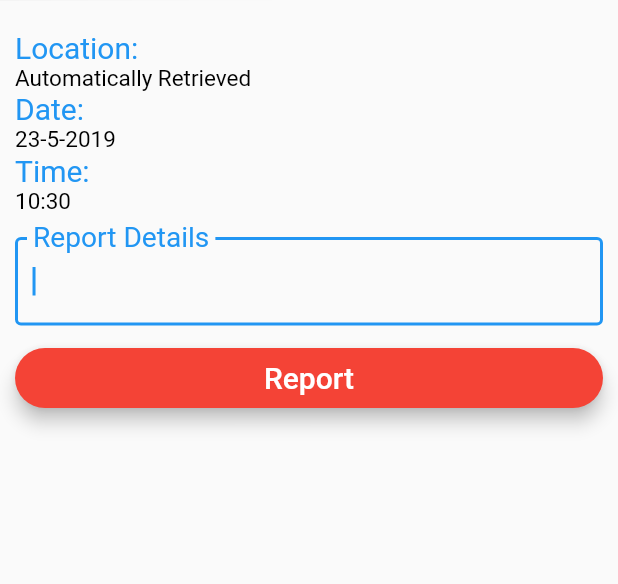
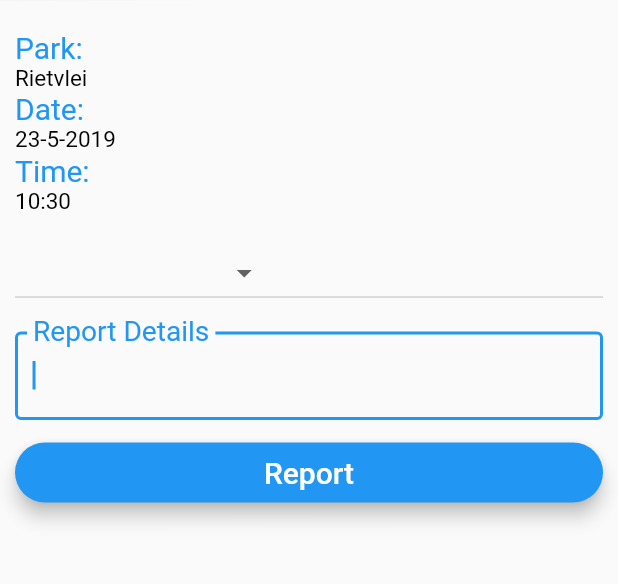
Before and after one commit to cos301-2019-se/ERP-Ranger-Mobile-Application, a Flutter app: the ReportScreen screen opened directly, on a phone screen of 412 x 824 dp, the part 84-668 px from its top. Run offline on Flutter 3.47's test engine with Material 2 defaults, Android fonts, the phone set to English and light mode, and no system bars; our stand-ins replace firebase_auth, firebase_database, geolocator; accounts and stored records are empty.

Commit message:
Implementation of reports

```diff
--- a/erp_ranger_app/lib/screens/report.dart
+++ b/erp_ranger_app/lib/screens/report.dart
@@ -1,5 +1,7 @@
 import 'package:erp_ranger_app/components/drawer.dart';
 import 'package:flutter/material.dart';
+import 'package:firebase_database/firebase_database.dart';
+import 'package:geolocator/geolocator.dart';
 
 class ReportScreen extends StatefulWidget {
     @override
@@ -8,15 +10,29 @@ class ReportScreen extends StatefulWidget {
 
 class ReportState extends State<ReportScreen> {
   final TextEditingController _reportTextFieldController = new TextEditingController();
-  DateTime now;
+  final DatabaseReference _firebaseDatabase = FirebaseDatabase.instance.reference();
+  final Geolocator _geolocator = Geolocator();
 
-  void performReport() async {
+  Position _userLocation;
+  DateTime _now;
+  String _reportDetails;
+  String _reportType;
+
+  void _performReport() async {
+    _userLocation = await _geolocator.getCurrentPosition(desiredAccuracy: LocationAccuracy.best);
+    _now = new DateTime.now();
+    _firebaseDatabase.push().set({"location": _userLocation,
+      "park": "Rietvlei",
+      "report": _reportDetails,
+      "time": _now,
+      "type": _reportType,
+      "user": 1});
     _reportTextFieldController.clear();
-    now = new DateTime.now();
   }
 
   @override
   Widget build(BuildContext context) {
+    _firebaseDatabase.child("reports");
     return new Scaffold(
       appBar: new AppBar(
         title: Text("ERP Ranger Mobile App"),
@@ -29,6 +45,7 @@ class ReportState extends State<ReportScreen> {
         child: ListView(
           children: <Widget>[
             _showReportDetails(),
+            _showReportTypeList(),
             _showReportTextField(),
             _showReportButton()
           ],
@@ -38,7 +55,7 @@ class ReportState extends State<ReportScreen> {
   }
 
   Widget _showReportDetails() {
-    now = new DateTime.now();
+    _now = new DateTime.now();
     return RichText (
       text: new TextSpan(
         style: new TextStyle(
@@ -46,18 +63,36 @@ class ReportState extends State<ReportScreen> {
           color: Colors.blue
         ),
         children: <TextSpan>[
-          /*new TextSpan(text: 'Ranger name:\n'),
-          new TextSpan(text: 'Automatically Retrieved\n',style: new TextStyle(fontSize: 15.0,color: Colors.black)),
-          new TextSpan(text: 'Ranger ID:\n'),
-          new TextSpan(text: 'Automatically Retrieved\n',style: new TextStyle(fontSize: 15.0,color: Colors.black)),*/
-          new TextSpan(text: 'Location:\n'),
-          new TextSpan(text: 'Automatically Retrieved\n',style: new TextStyle(fontSize: 15.0,color: Colors.black)),
+          new TextSpan(text: 'Park:\n'),
+          new TextSpan(text: 'Rietvlei\n',style: new TextStyle(fontSize: 15.0,color: Colors.black)),
           new TextSpan(text: 'Date:\n'),
-          new TextSpan(text: now.day.toString()+'-'+now.month.toString()+'-'+now.year.toString()+'\n',style: new TextStyle(fontSize: 15.0,color: Colors.black)),
+          new TextSpan(text: _now.day.toString()+'-'+_now.month.toString()+'-'+_now.year.toString()+'\n',style: new TextStyle(fontSize: 15.0,color: Colors.black)),
           new TextSpan(text: 'Time:\n'),
-          new TextSpan(text: now.hour.toString()+':'+now.minute.toString(),style: new TextStyle(fontSize: 15.0,color: Colors.black)),
+          new TextSpan(text: _now.hour.toString()+':'+_now.minute.toString(),style: new TextStyle(fontSize: 15.0,color: Colors.black)),
         ]
       )
+    );
+  }
+
+  Widget _showReportTypeList() {
+    return Container(
+        padding: EdgeInsets.fromLTRB(0.0, 15.0, 0.0, 0.0),
+        child:DropdownButton<String>(
+          value: _reportType,
+          onChanged: (String value) {
+            setState(() {
+              _reportType = value;
+            });
+          },
+          items: <String>['Damage to property', 'Harmed animal', 'Intruder', 'Other']
+              .map<DropdownMenuItem<String>>((String value) {
+            return DropdownMenuItem<String>(
+              value: value,
+              child: Text(value),
+            );
+          })
+              .toList(),
+        ),
     );
   }
 
@@ -77,7 +112,8 @@ class ReportState extends State<ReportScreen> {
           labelStyle: TextStyle(
             fontSize: 25.0
           )
-        )
+        ),
+        onChanged: (value) => this._reportDetails = value,
       )
     );
   }
@@ -89,7 +125,7 @@ class ReportState extends State<ReportScreen> {
               height: 40.0,
               child: new RaisedButton(
                   elevation: 5.0,
-          color: Colors.red,
+                  color: Colors.blue,
                   shape: new RoundedRectangleBorder(
                       borderRadius: new BorderRadius.circular(30.0)
                   ),
@@ -100,7 +136,7 @@ class ReportState extends State<ReportScreen> {
                           color: Colors.white
                       )
                   ),
-          onPressed: performReport
+                  onPressed: _performReport
               )
           )
       );
--- a/erp_ranger_app/pubspec.yaml
+++ b/erp_ranger_app/pubspec.yaml
@@ -25,8 +25,9 @@ dependencies:
   cloud_firestore: 0.9.13
   cloud_functions: 0.1.2
   flutter_calendar: ^0.0.8
+  firebase_database: 2.0.0
   #firebase_messaging: 4.0.0+4
-  #geolocator: 4.0.1
+  geolocator: 4.0.1
 
   # The following adds the Cupertino Icons font to your application.
   # Use with the CupertinoIcons class for iOS style icons.
```
Lines whose indentation alone changed are shown as unchanged.
